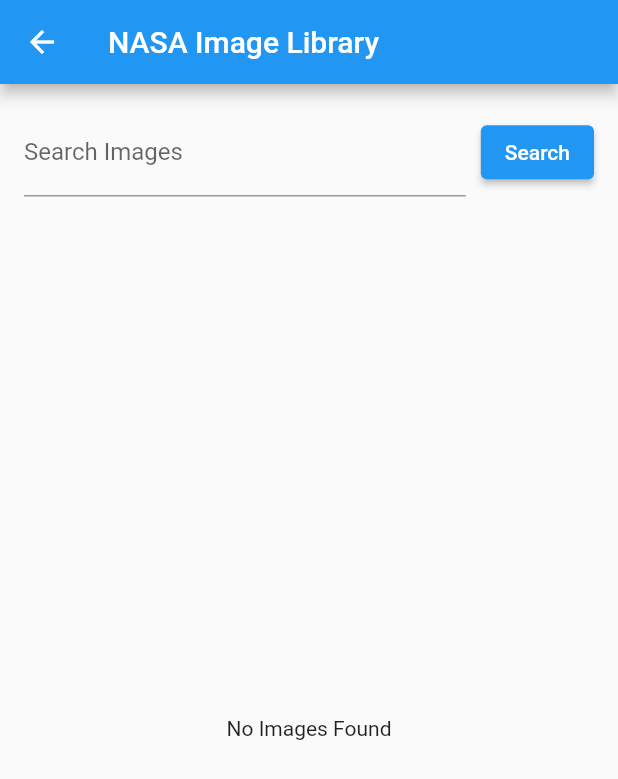
After one commit to PHRAX8/Dart-Studies, a Flutter app: the NASALibrary screen opened directly, on a phone screen of 412 x 824 dp. The commit adds this screen. Shown: the top 779 px of the screen. Run offline on Flutter 3.47's test engine with Material 2 defaults, Android fonts, the phone set to English and light mode, and no system bars; our stand-ins replace flutter_hooks, styled_text; missing offline and left inert: cross_scroll; network calls fail.

Commit message:
NASA Image Library

```diff
--- /dev/null
+++ b/nasa_api_app/lib/NASALibrary.dart
@@ -0,0 +1,114 @@
+import 'package:flutter/material.dart';
+import 'package:http/http.dart' as http;
+import 'dart:convert';
+
+class NASALibrary extends StatefulWidget {
+  @override
+  _NASALibraryState createState() => _NASALibraryState();
+}
+
+class _NASALibraryState extends State<NASALibrary> {
+  List<dynamic> imageResults = [];
+  TextEditingController _searchController = TextEditingController();
+
+  void searchImages(String query) async {
+    final apiUrl = 'https://images-api.nasa.gov/search?q=$query';
+
+    final response = await http.get(Uri.parse(apiUrl));
+
+    if (response.statusCode == 200) {
+      final data = json.decode(response.body);
+      final items = data['collection']['items'] ?? [];
+      setState(() {
+        imageResults = items;
+      });
+    } else {
+      showDialog(
+        context: context,
+        builder: (BuildContext context) {
+          return AlertDialog(
+            title: Text('Error'),
+            content: Text('Failed to fetch image data'),
+            actions: <Widget>[
+              TextButton(
+                child: Text('OK'),
+                onPressed: () {
+                  Navigator.of(context).pop();
+                },
+              ),
+            ],
+          );
+        },
+      );
+    }
+  }
+
+  @override
+  void dispose() {
+    _searchController.dispose();
+    super.dispose();
+  }
+
+  @override
+  Widget build(BuildContext context) {
+    return Scaffold(
+      appBar: AppBar(
+        title: Text('NASA Image Library'),
+      ),
+      body: Column(
+        children: [
+          Padding(
+            padding: const EdgeInsets.all(16.0),
+            child: Row(
+              children: [
+                Expanded(
+                  child: TextField(
+                    controller: _searchController,
+                    decoration: InputDecoration(
+                      labelText: 'Search Images',
+                    ),
+                  ),
+                ),
+                SizedBox(width: 10),
+                ElevatedButton(
+                  child: Text('Search'),
+                  onPressed: () {
+                    final query = _searchController.text.trim();
+                    if (query.isNotEmpty) {
+                      searchImages(query);
+                    }
+                  },
+                ),
+              ],
+            ),
+          ),
+          Expanded(
+            child: imageResults.isNotEmpty
+                ? ListView.builder(
+                    itemCount: imageResults.length,
+                    itemBuilder: (context, index) {
+                      final item = imageResults[index];
+                      final links = item['links'] ?? [];
+                      final imageUrl = links.isNotEmpty ? links[0]['href'] : '';
+                      return Padding(
+                        padding: const EdgeInsets.all(8.0),
+                        child: imageUrl.isNotEmpty
+                            ? Image.network(
+                                imageUrl,
+                                errorBuilder: (context, error, stackTrace) {
+                                  return Text('Failed to load image');
+                                },
+                              )
+                            : Container(),
+                      );
+                    },
+                  )
+                : Center(
+                    child: Text('No Images Found'),
+                  ),
+          ),
+        ],
+      ),
+    );
+  }
+}
--- a/nasa_api_app/lib/main.dart
+++ b/nasa_api_app/lib/main.dart
@@ -1,6 +1,7 @@
 import 'package:flutter/material.dart';
 import 'package:nasa_api_app/tle_screen.dart';
 import 'package:nasa_api_app/mars_rover_screen.dart';
+import 'package:nasa_api_app/NASALibrary.dart';
 
 void main() => runApp(NasaApiApp());
 
@@ -26,6 +27,7 @@
   final List<Widget> _screens = [
     TleScreen(),
     MarsRoverScreen(),
+    NASALibrary(),
   ];
 
   void onTabTapped(int index) {
@@ -51,7 +53,11 @@
           ),
           BottomNavigationBarItem(
             icon: Icon(Icons.photo_camera),
-            label: 'Mars Rover',
+            label: 'Mars Rover Album',
+          ),
+          BottomNavigationBarItem(
+            icon: Icon(Icons.library_books),
+            label: 'NASA Image Library',
           ),
         ],
       ),
```
